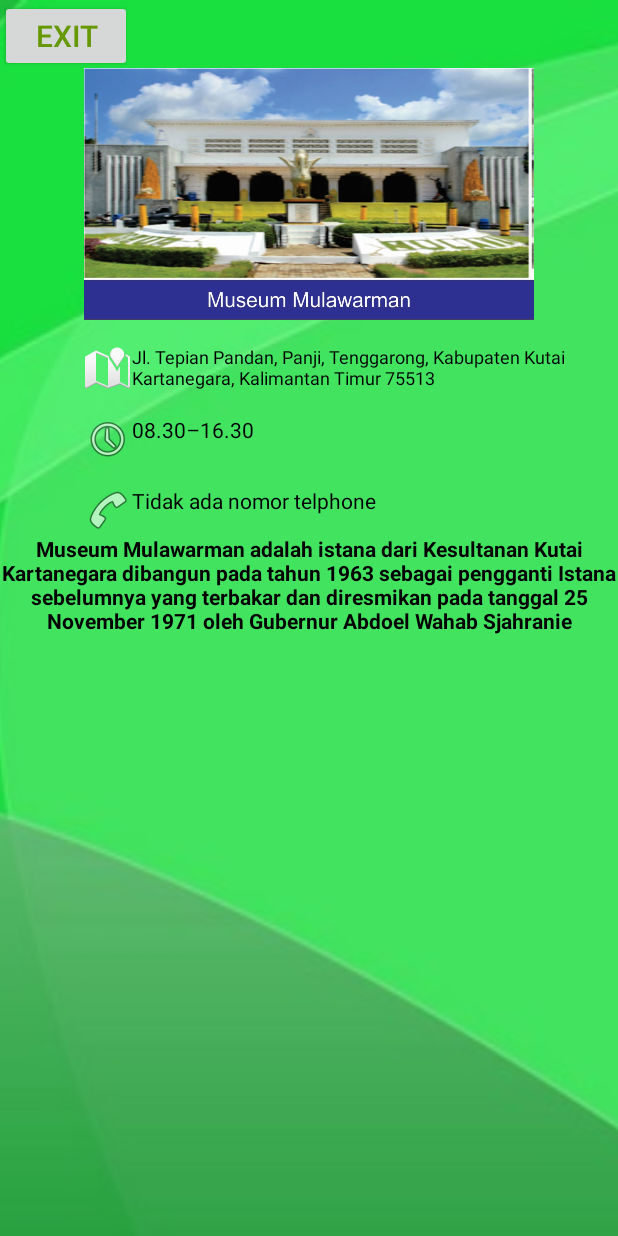
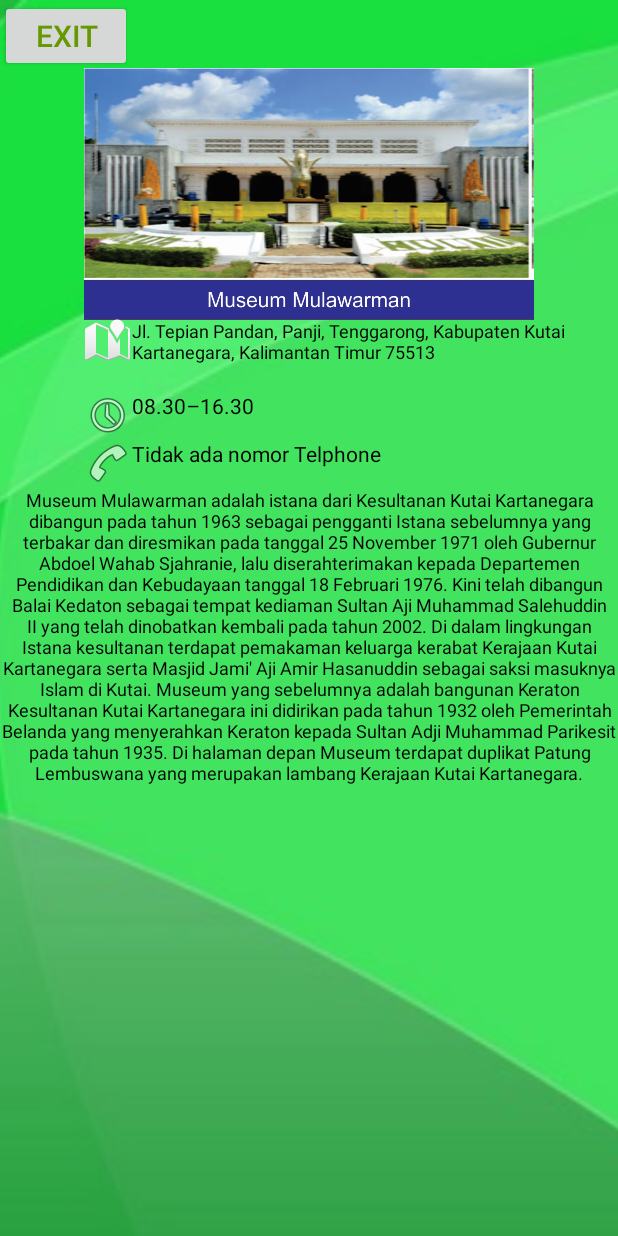
Before and after one commit to Nrriairawan/Aplikasi-Wisata-Tenggarong, an Android app: the mulawarman screen opened directly, with no data from a screen before it, on a phone screen of 412 x 824 dp. Run offline under Robolectric (Android 15) with nearby library versions, the phone set to English and light mode, and no system bars; our stand-ins replace ButterKnife.

Commit message:
pembaikan sejarah wisata

```diff
--- a/app/src/main/res/layout/activity_ladayah.xml
+++ b/app/src/main/res/layout/activity_ladayah.xml
@@ -94,11 +94,10 @@
         android:layout_height="wrap_content"
         android:layout_alignParentStart="true"
         android:layout_below="@+id/imageView23"
-        android:text="Ladaya alias ladang budaya adalah salah satu destinasi wisata alam yang terletak di Tenggarong Kabupaten Kutai Kertanegara. Objek wisata ini dilengkapi dengan berbagai wahana menarik, seperti mini zoo; outbond; paint ball dan juga rumah odah rehat untuk menginap"
+        android:text="Ladaya alias ladang budaya adalah salah satu destinasi wisata alam yang terletak di Tenggarong Kabupaten Kutai Kertanegara. Objek wisata ini dilengkapi dengan berbagai wahana menarik, seperti mini zoo; outbond; paint ball dan juga rumah odah rehat untuk menginap. Dengan nama asli Ladang Budaya Lanjong, tempat ini memang dikelola oleh sebuah badan hukum yang melekat padanya yaitu Yayasan Lanjong. Pengunjungnya tidak hanya dari warga logal, namun banyak pula dari luar kota seperti; bontang; balikpapan; sangata; termasuk dari samarinda. Hal ini tidak hanya dikarenakan jaraknya yang relatif dekat dengan kota/kabupaten sekitra, tapi wahana-wahana yang tersedia di ladaya inilah yang menjadi daya tarik terbesar sehingga banyak yang ingin secara langsung merasakan berlibur disini."
         android:textAlignment="center"
         android:textColor="@android:color/background_dark"
-        android:textSize="18sp"
-        android:textStyle="bold" />
+        android:textSize="13sp" />
 
 
 </RelativeLayout>
--- a/app/src/main/res/layout/activity_musem.xml
+++ b/app/src/main/res/layout/activity_musem.xml
@@ -10,7 +10,6 @@
         android:id="@+id/formback"
         android:layout_width="match_parent"
         android:layout_height="match_parent"
-        android:layout_alignParentBottom="true"
         android:layout_alignParentStart="true"
         android:scaleType="centerCrop"
         android:src="@drawable/bec" />
@@ -38,8 +37,8 @@
         android:id="@+id/imageView10"
         android:layout_width="wrap_content"
         android:layout_height="wrap_content"
+        android:layout_alignBottom="@+id/textView11"
         android:layout_alignStart="@+id/imageView4"
-        android:layout_below="@+id/imageView4"
         app:srcCompat="@android:drawable/ic_dialog_map" />
 
     <ImageView
@@ -47,8 +46,7 @@
         android:layout_width="wrap_content"
         android:layout_height="wrap_content"
         android:layout_alignStart="@+id/imageView10"
-        android:layout_below="@+id/imageView10"
-        android:layout_marginTop="15dp"
+        android:layout_alignTop="@+id/textView12"
         app:srcCompat="@android:drawable/ic_menu_recent_history" />
 
     <ImageView
@@ -57,26 +55,26 @@
         android:layout_height="wrap_content"
         android:layout_alignStart="@+id/imageView16"
         android:layout_below="@+id/imageView16"
-        android:layout_marginTop="15dp"
         app:srcCompat="@android:drawable/ic_menu_call" />
 
     <TextView
         android:id="@+id/textView"
         android:layout_width="wrap_content"
         android:layout_height="wrap_content"
+        android:layout_alignParentBottom="true"
         android:layout_alignParentStart="true"
         android:layout_below="@+id/imageView17"
-        android:text="Museum Mulawarman adalah istana dari Kesultanan Kutai Kartanegara dibangun pada tahun 1963 sebagai pengganti Istana sebelumnya yang terbakar dan diresmikan pada tanggal 25 November 1971 oleh Gubernur Abdoel Wahab Sjahranie"
+        android:text="Museum Mulawarman adalah istana dari Kesultanan Kutai Kartanegara dibangun pada tahun 1963 sebagai pengganti Istana sebelumnya yang terbakar dan diresmikan pada tanggal 25 November 1971 oleh Gubernur Abdoel Wahab Sjahranie, lalu diserahterimakan kepada Departemen Pendidikan dan Kebudayaan tanggal 18 Februari 1976. Kini telah dibangun Balai Kedaton sebagai tempat kediaman Sultan Aji Muhammad Salehuddin II yang telah dinobatkan kembali pada tahun 2002. Di dalam lingkungan Istana kesultanan terdapat pemakaman keluarga kerabat Kerajaan Kutai Kartanegara serta Masjid Jami' Aji Amir Hasanuddin sebagai saksi masuknya Islam di Kutai. Museum yang sebelumnya adalah bangunan Keraton Kesultanan Kutai Kartanegara ini didirikan pada tahun 1932 oleh Pemerintah Belanda yang menyerahkan Keraton kepada Sultan Adji Muhammad Parikesit pada tahun 1935. Di halaman depan Museum terdapat duplikat Patung Lembuswana yang merupakan lambang Kerajaan Kutai Kartanegara."
         android:textAlignment="center"
         android:textColor="@android:color/background_dark"
-        android:textSize="14sp"
-        android:textStyle="bold" />
+        android:textSize="12sp" />
 
     <TextView
         android:id="@+id/textView11"
         android:layout_width="wrap_content"
         android:layout_height="wrap_content"
-        android:layout_below="@+id/imageView4"
+        android:layout_below="@+id/btn_wisata"
+        android:layout_marginTop="164dp"
         android:layout_toEndOf="@+id/btn_wisata"
         android:text="Jl. Tepian Pandan, Panji, Tenggarong, Kabupaten Kutai Kartanegara, Kalimantan Timur 75513"
         android:textColor="@android:color/background_dark"
@@ -87,7 +85,8 @@
         android:layout_width="wrap_content"
         android:layout_height="wrap_content"
         android:layout_alignStart="@+id/textView11"
-        android:layout_alignTop="@+id/imageView16"
+        android:layout_below="@+id/textView11"
+        android:layout_marginTop="18dp"
         android:text="08.30–16.30"
         android:textColor="@android:color/background_dark" />
 
@@ -96,8 +95,8 @@
         android:layout_width="wrap_content"
         android:layout_height="wrap_content"
         android:layout_alignStart="@+id/textView12"
-        android:layout_alignTop="@+id/imageView17"
-        android:text="Tidak ada nomor telphone"
+        android:layout_below="@+id/imageView16"
+        android:text="Tidak ada nomor Telphone"
         android:textColor="@android:color/background_dark" />
 
 
```
